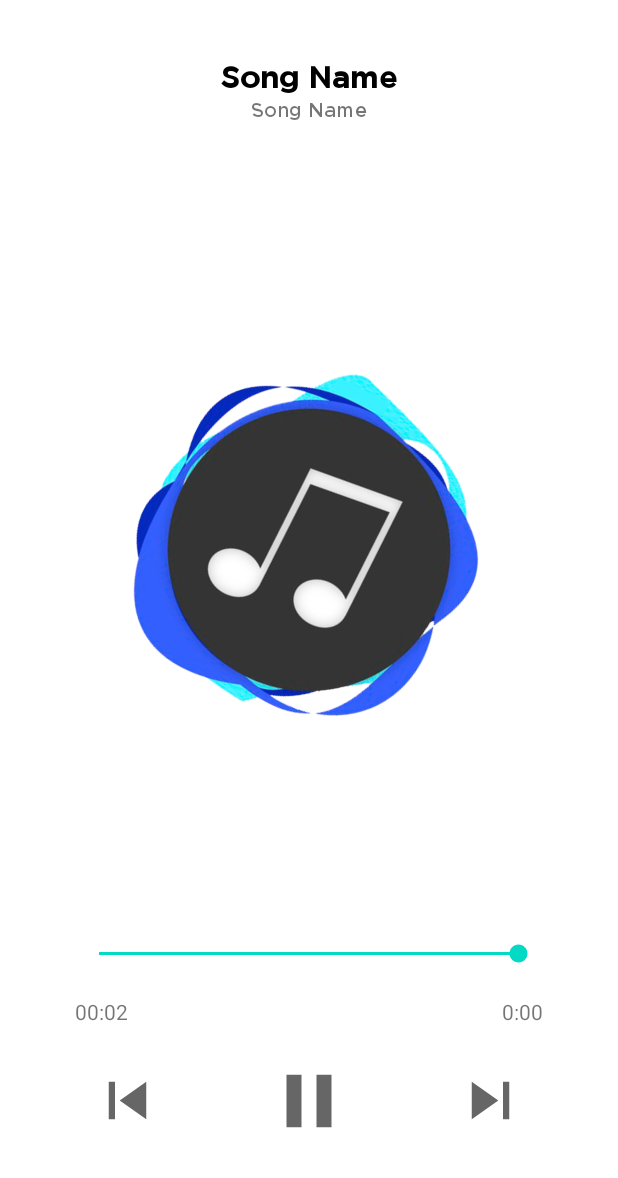
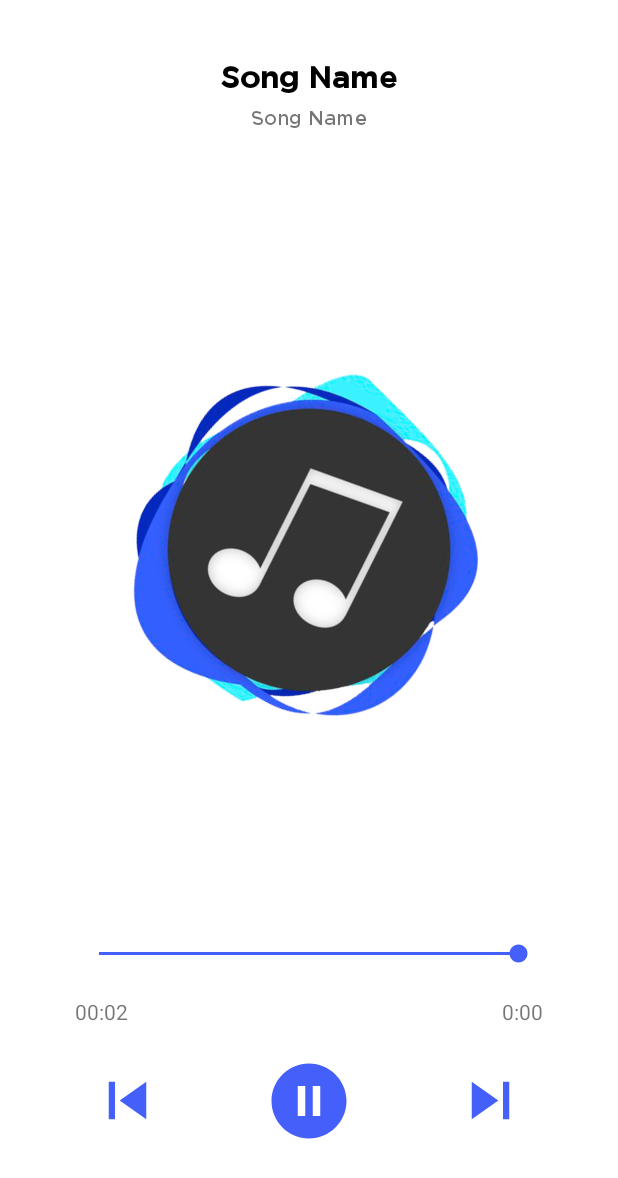
Before and after one commit to wibisono672019005/MusicPlayer_672019005, an Android app: the PlayerActivity screen opened directly, with no data from a screen before it, on a phone screen of 412 x 824 dp. Shown: the top 1178 px of the screen. Run offline under Robolectric (Android 15) with nearby library versions, the phone set to English and light mode, and no system bars; 8 statements that could not run were skipped.

Commit message:
Edit Layout SeekBar dan Icon

```diff
--- a/app/src/main/res/drawable/ic_next.xml
+++ b/app/src/main/res/drawable/ic_next.xml
@@ -1,10 +1,5 @@
-<vector xmlns:android="http://schemas.android.com/apk/res/android"
-    android:width="24dp"
-    android:height="24dp"
-    android:viewportWidth="24"
-    android:viewportHeight="24"
-    android:tint="?attr/colorControlNormal">
-  <path
-      android:fillColor="@android:color/white"
-      android:pathData="M6,18l8.5,-6L6,6v12zM16,6v12h2V6h-2z"/>
+<vector android:height="24dp" android:tint="#455FFA"
+    android:viewportHeight="24" android:viewportWidth="24"
+    android:width="24dp" xmlns:android="http://schemas.android.com/apk/res/android">
+    <path android:fillColor="@android:color/white" android:pathData="M6,18l8.5,-6L6,6v12zM16,6v12h2V6h-2z"/>
 </vector>
--- a/app/src/main/res/drawable/ic_pause.xml
+++ b/app/src/main/res/drawable/ic_pause.xml
@@ -1,10 +1,5 @@
-<vector xmlns:android="http://schemas.android.com/apk/res/android"
-    android:width="24dp"
-    android:height="24dp"
-    android:viewportWidth="24"
-    android:viewportHeight="24"
-    android:tint="?attr/colorControlNormal">
-  <path
-      android:fillColor="@android:color/white"
-      android:pathData="M6,19h4L10,5L6,5v14zM14,5v14h4L18,5h-4z"/>
+<vector android:height="24dp" android:tint="#455FFA"
+    android:viewportHeight="24" android:viewportWidth="24"
+    android:width="24dp" xmlns:android="http://schemas.android.com/apk/res/android">
+    <path android:fillColor="@android:color/white" android:pathData="M12,2C6.48,2 2,6.48 2,12s4.48,10 10,10 10,-4.48 10,-10S17.52,2 12,2zM11,16L9,16L9,8h2v8zM15,16h-2L13,8h2v8z"/>
 </vector>
--- a/app/src/main/res/drawable/ic_play.xml
+++ b/app/src/main/res/drawable/ic_play.xml
@@ -1,10 +1,5 @@
-<vector xmlns:android="http://schemas.android.com/apk/res/android"
-    android:width="24dp"
-    android:height="24dp"
-    android:viewportWidth="24"
-    android:viewportHeight="24"
-    android:tint="?attr/colorControlNormal">
-  <path
-      android:fillColor="@android:color/white"
-      android:pathData="M8,5v14l11,-7z"/>
+<vector android:height="24dp" android:tint="#455FFA"
+    android:viewportHeight="24" android:viewportWidth="24"
+    android:width="24dp" xmlns:android="http://schemas.android.com/apk/res/android">
+    <path android:fillColor="@android:color/white" android:pathData="M12,2C6.48,2 2,6.48 2,12s4.48,10 10,10 10,-4.48 10,-10S17.52,2 12,2zM10,16.5v-9l6,4.5 -6,4.5z"/>
 </vector>
--- a/app/src/main/res/drawable/ic_previous.xml
+++ b/app/src/main/res/drawable/ic_previous.xml
@@ -1,10 +1,5 @@
-<vector xmlns:android="http://schemas.android.com/apk/res/android"
-    android:width="24dp"
-    android:height="24dp"
-    android:viewportWidth="24"
-    android:viewportHeight="24"
-    android:tint="?attr/colorControlNormal">
-  <path
-      android:fillColor="@android:color/white"
-      android:pathData="M6,6h2v12L6,18zM9.5,12l8.5,6L18,6z"/>
+<vector android:height="24dp" android:tint="#455FFA"
+    android:viewportHeight="24" android:viewportWidth="24"
+    android:width="24dp" xmlns:android="http://schemas.android.com/apk/res/android">
+    <path android:fillColor="@android:color/white" android:pathData="M6,6h2v12L6,18zM9.5,12l8.5,6L18,6z"/>
 </vector>
--- a/app/src/main/res/layout/activity_player.xml
+++ b/app/src/main/res/layout/activity_player.xml
@@ -14,14 +14,13 @@
         android:layout_marginStart="30dp"
         android:layout_marginTop="40dp"
         android:layout_marginEnd="30dp"
-        android:layout_marginBottom="30dp"
         android:ellipsize="marquee"
         android:fontFamily="@font/gothammedium"
         android:singleLine="true"
         android:text="Song Name"
         android:textAlignment="center"
+        android:textColor="@color/black"
         android:textSize="20dp"
-        android:textColor="@color/black"
         android:textStyle="bold" />
 
     <TextView
@@ -30,9 +29,10 @@
         android:layout_height="wrap_content"
         android:layout_marginHorizontal="25dp"
         android:layout_marginStart="30dp"
-        android:layout_marginTop="65dp"
+        android:layout_marginTop="8dp"
         android:layout_marginEnd="30dp"
         android:layout_marginBottom="30dp"
+        android:layout_below="@id/judulLagu"
         android:ellipsize="marquee"
         android:fontFamily="@font/gothammedium"
         android:singleLine="true"
@@ -63,6 +63,8 @@
             android:layout_marginStart="10dp"
             android:layout_marginTop="10dp"
             android:layout_marginEnd="10dp"
+            android:progressTint="#455ffa"
+            android:thumbTint="#455ffa"
             android:layout_marginBottom="10dp" />
 
         <TextView
```
